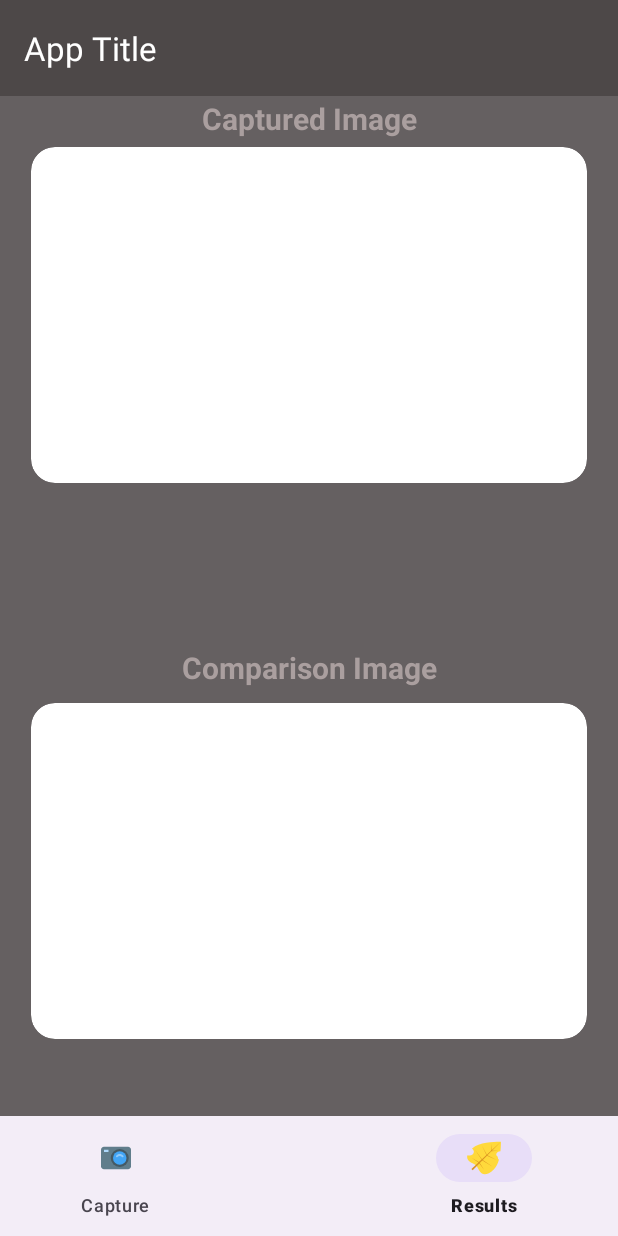
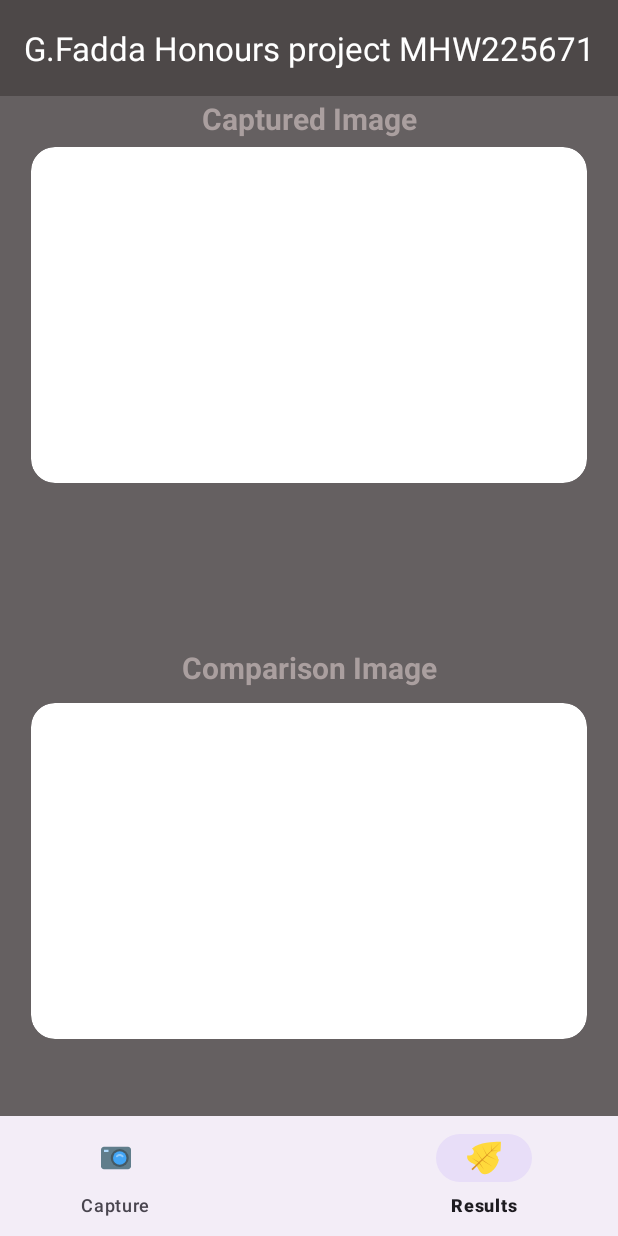
Before and after one commit to Jeko86/G_Fadda_Honours_Project_23_24, an Android app: the screen it shows after launch (MainActivity), item 3 of the bottom bar chosen, on a phone screen of 412 x 824 dp. Run offline under Robolectric (Android 15) with nearby library versions, the phone set to English and light mode, and no system bars; libraries missing offline, so code that uses them is left out: androidx.camera.core, androidx.camera.lifecycle, androidx.camera.view, org.tensorflow.lite; 3 statements that could not run were skipped.

Commit message:
minor graphical implementation

```diff
--- a/app/src/main/res/layout/title_tolbar.xml
+++ b/app/src/main/res/layout/title_tolbar.xml
@@ -10,10 +10,8 @@
         android:layout_width="match_parent"
         android:layout_height="?attr/actionBarSize"
         android:background="#D7494444"
-        app:title="App Title"
+        app:title="G.Fadda Honours project MHW225671"
         app:titleTextColor="@android:color/white"
         android:elevation="4dp"/>
 
-
-
 </LinearLayout>
```
